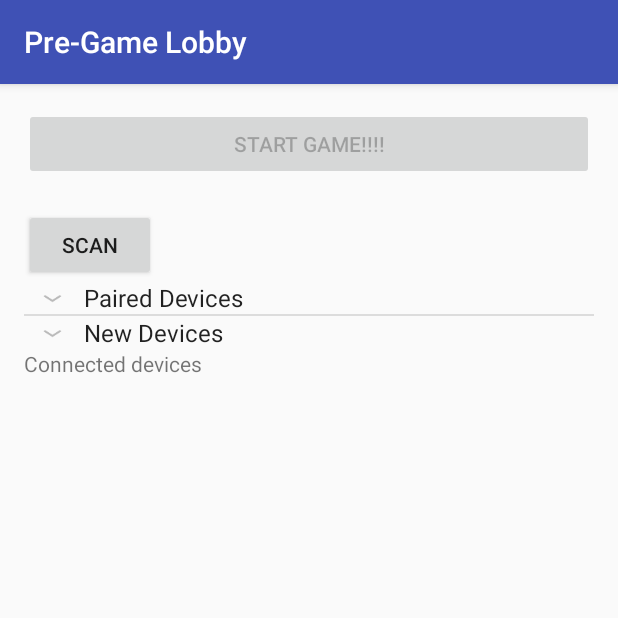
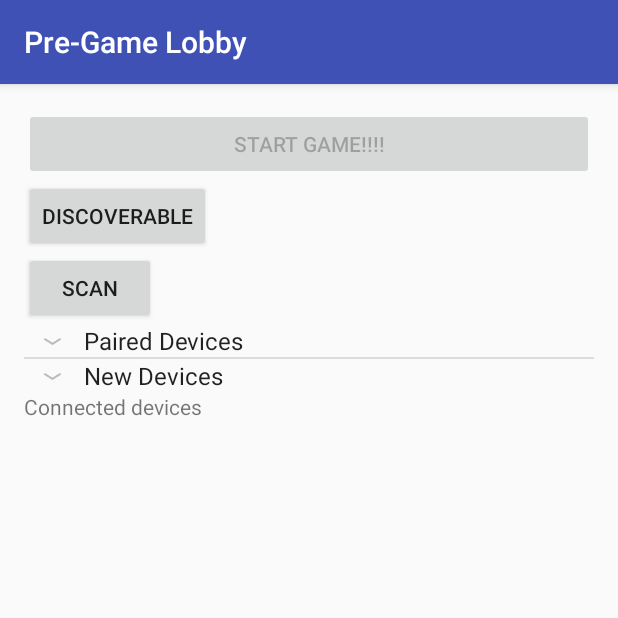
Before and after one commit to sarangjo/paper-telephone, an Android app: the LobbyActivity screen opened directly, with no data from a screen before it, on a phone screen of 412 x 824 dp, the top half of it. Run offline under Robolectric (Android 15) with nearby library versions, the phone set to English and light mode, and no system bars.

Commit message:
Minor stuff

```diff
--- a/PaperTelephone/app/src/main/java/com/cse461/a16au/papertelephone/lobby/DiscoverableFragment.java
+++ b/PaperTelephone/app/src/main/java/com/cse461/a16au/papertelephone/lobby/DiscoverableFragment.java
@@ -13,6 +13,7 @@ import android.util.Log;
 import android.view.LayoutInflater;
 import android.view.View;
 import android.view.ViewGroup;
+import android.widget.Button;
 import android.widget.TextView;
 import android.widget.Toast;
 
@@ -56,19 +57,20 @@ public class DiscoverableFragment extends Fragment {
     }
 
     @Override
-    public void onCreate(Bundle savedInstanceState) {
-        super.onCreate(savedInstanceState);
-
-        requestDiscoverable(Constants.DISCOVERABLE_TIME);
-    }
-
-    @Override
     public View onCreateView(LayoutInflater inflater, ViewGroup container,
                              Bundle savedInstanceState) {
         // Inflate the layout for this fragment
         View view = inflater.inflate(R.layout.fragment_discoverable, container, false);
 
         discoverableView = (TextView) view.findViewById(R.id.view_discoverable);
+
+        Button discoverable = (Button) view.findViewById(R.id.button_make_discoverable);
+        discoverable.setOnClickListener(new View.OnClickListener() {
+            @Override
+            public void onClick(View v) {
+                requestDiscoverable(300);
+            }
+        });
 
         return view;
     }
--- a/PaperTelephone/app/src/main/java/com/cse461/a16au/papertelephone/lobby/LobbyActivity.java
+++ b/PaperTelephone/app/src/main/java/com/cse461/a16au/papertelephone/lobby/LobbyActivity.java
@@ -214,16 +214,12 @@ public class LobbyActivity extends AppCompatActivity implements DevicesFragment.
             allLobbied = allLobbied && mGameData.getLobbiedDevices().contains(device);
         }
 
-        if(allLobbied) {
+        if (mGameData.getConnectedDevices().size() >= Constants.MIN_PLAYERS - 1 && allLobbied) {
             mGameData.clearLobbiedDevices();
-        }
 
-        if (mGameData.getConnectedDevices().size() >= Constants.MIN_PLAYERS - 1 && allLobbied) {
             if (mGameData.getStartDevice().length() == Constants.ADDRESS_LENGTH) {
                 return;
             }
-
-
 
             mGameData.setStartDevice(Constants.WE_ARE_START);
 
--- a/PaperTelephone/app/src/main/res/layout/fragment_discoverable.xml
+++ b/PaperTelephone/app/src/main/res/layout/fragment_discoverable.xml
@@ -4,10 +4,21 @@
     android:layout_height="match_parent"
     tools:context="com.cse461.a16au.papertelephone.lobby.DiscoverableFragment">
 
+    <LinearLayout
+        android:layout_width="match_parent"
+        android:layout_height="wrap_content"
+        android:orientation="horizontal">
 
-    <TextView
-        android:id="@+id/view_discoverable"
-        android:layout_width="wrap_content"
-        android:layout_height="wrap_content" />
+        <TextView
+            android:id="@+id/view_discoverable"
+            android:layout_width="wrap_content"
+            android:layout_height="wrap_content" />
+
+        <Button
+            android:id="@+id/button_make_discoverable"
+            android:layout_width="wrap_content"
+            android:layout_height="wrap_content"
+            android:text="Discoverable" />
+    </LinearLayout>
 
 </FrameLayout>
```
